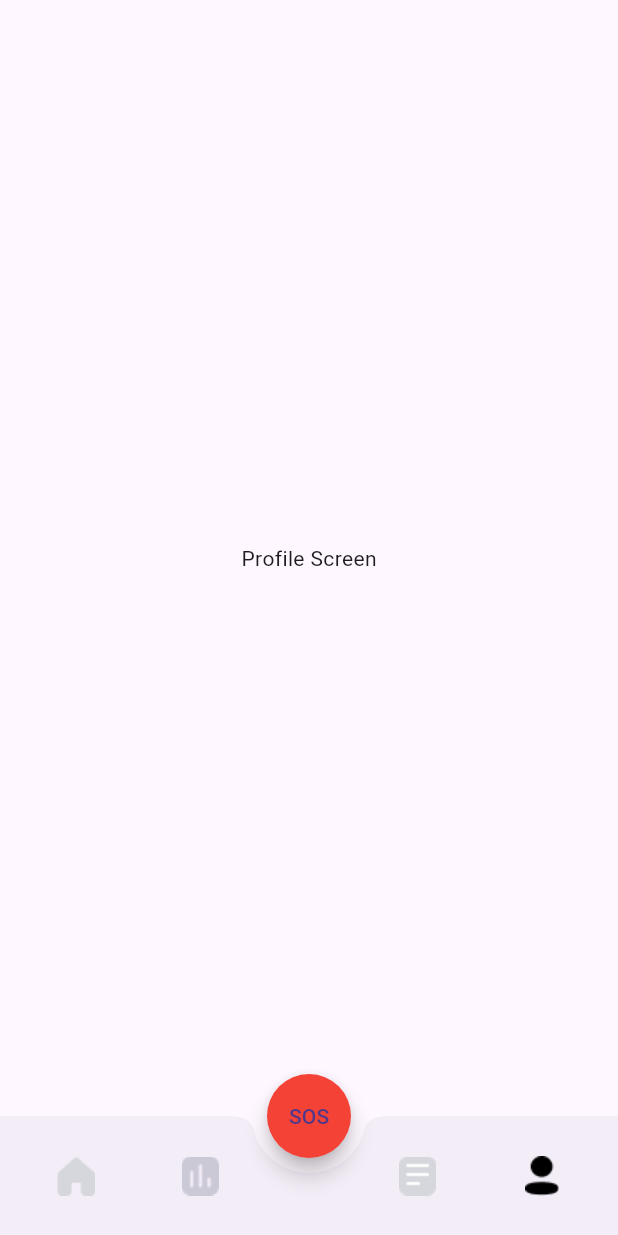
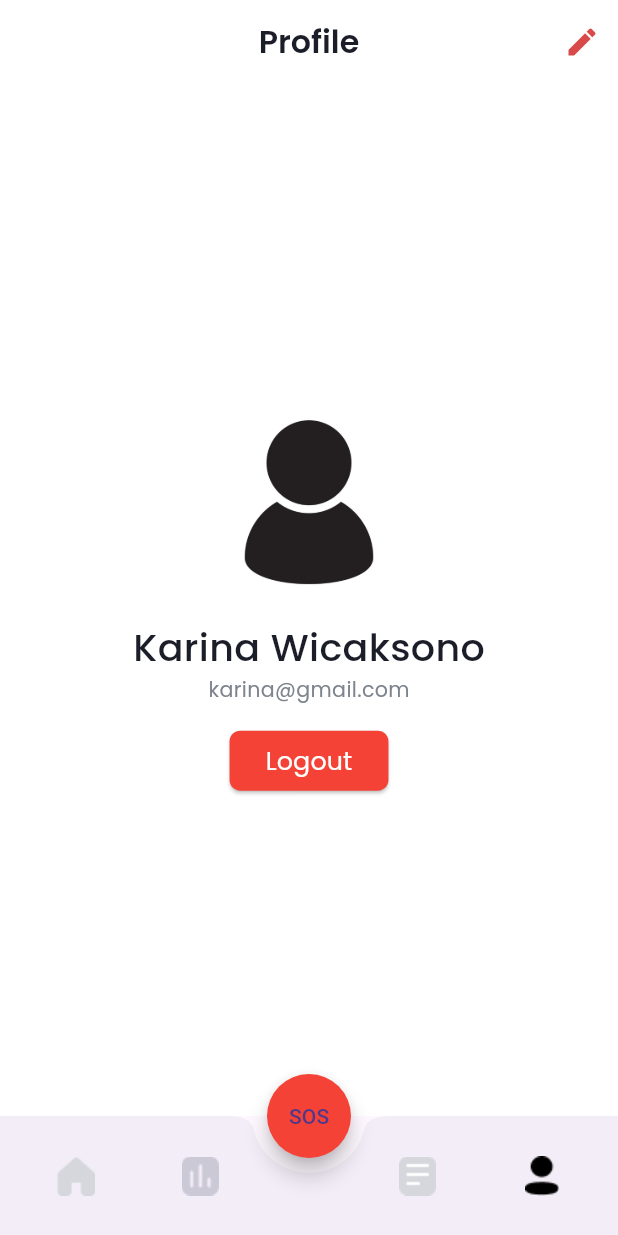
Before and after one commit to favjiw/amanin, a Flutter app: the screen it shows after launch, item 4 of the bottom bar chosen, on a phone screen of 412 x 824 dp. Run offline on Flutter 3.47's test engine with Material 3 defaults, Android fonts, the light colour scheme and no system bars; our stand-ins replace flutter_screenutil, google_fonts, hexcolor.

Commit message:
Slice profile page

```diff
--- a/lib/home/HomeScreen.dart
+++ b/lib/home/HomeScreen.dart
@@ -2,6 +2,7 @@ import 'package:flutter/material.dart';
 import 'package:flutter_screenutil/flutter_screenutil.dart';
 import 'package:hexcolor/hexcolor.dart';
 import 'package:google_fonts/google_fonts.dart';
+import 'package:mobile_flutter3/generated/assets.dart';
 import 'package:mobile_flutter3/shared/style.dart';
 
 class Homescreen extends StatefulWidget {
@@ -34,7 +35,7 @@ class _HomescreenState extends State<Homescreen> {
                   InkWell(
                       onTap: () {},
                       child: Image.asset(
-                        'assets/notif-none-ic.png',
+                        Assets.assetsNotifNoneIc,
                         width: 31.34.w,
                         height: 28.h,
                       ),),
--- a/lib/profile/ProfileScreen.dart
+++ b/lib/profile/ProfileScreen.dart
@@ -1,4 +1,8 @@
 import 'package:flutter/material.dart';
+import 'package:flutter_screenutil/flutter_screenutil.dart';
+import 'package:hexcolor/hexcolor.dart';
+import 'package:mobile_flutter3/generated/assets.dart';
+import 'package:mobile_flutter3/shared/style.dart';
 
 class ProfileScreen extends StatefulWidget {
   const ProfileScreen({super.key});
@@ -11,7 +15,77 @@ class _ProfileScreenState extends State<ProfileScreen> {
   @override
   Widget build(BuildContext context) {
     return Scaffold(
-      body: Center(child: Text('Profile Screen')),
+      backgroundColor: Colors.white,
+      appBar: AppBar(
+        backgroundColor: Colors.white,
+        centerTitle: true,
+        title: Text(
+          'Profile',
+          style: appBar,
+        ),
+        actions: [
+          IconButton(
+            icon: Icon(
+              Icons.edit,
+              color: HexColor('#D74A49'),
+            ),
+            onPressed: () {
+              // Handle button press
+            },
+          ),
+        ],
+      ),
+      body: Column(
+        crossAxisAlignment: CrossAxisAlignment.center,
+        mainAxisAlignment: MainAxisAlignment.center,
+        children: [
+          Center(
+            child: Column(
+              children: [
+                Container(
+                  width: 130.w, // Set the desired width
+                  height: 130.h, // Set the desired height
+                  decoration: BoxDecoration(
+                    shape: BoxShape.circle, // Make the container circular
+                    image: DecorationImage(
+                      image: AssetImage(Assets
+                          .assetsProfileImg), // Or AssetImage for local images
+                      fit: BoxFit.cover, // Adjust the image fit as needed
+                    ),
+                  ),
+                ),
+                SizedBox(
+                  height: 13.h,
+                ),
+                Text(
+                  'Karina Wicaksono',
+                  style: profileName,
+                ),
+                Text(
+                  'karina@gmail.com',
+                  style: profileEmail,
+                ),
+                SizedBox(
+                  height: 13.h,
+                ),
+                ElevatedButton(
+                  onPressed: () {
+                    // Handle sign out logic here
+                  },
+                  style: ElevatedButton.styleFrom(
+                    backgroundColor: Colors.red,
+                    foregroundColor: Colors.white,
+                    shape: RoundedRectangleBorder(
+                      borderRadius: BorderRadius.circular(7.r),
+                    ),
+                  ),
+                  child: Text('Logout', style: logoutBtn,),
+                )
+              ],
+            ),
+          ),
+        ],
+      ),
     );
   }
 }
--- a/lib/shared/style.dart
+++ b/lib/shared/style.dart
@@ -34,3 +34,27 @@ TextStyle seeAll = GoogleFonts.poppins(
   fontWeight: FontWeight.w400,
   color: mainColor,
 );
+
+TextStyle appBar = GoogleFonts.poppins(
+  fontSize: 20.sp,
+  fontWeight: FontWeight.w600,
+  color: HexColor('#1B1E28'),
+);
+
+TextStyle profileName = GoogleFonts.poppins(
+  fontSize: 24.sp,
+  fontWeight: FontWeight.w500,
+  color: HexColor('#1B1E28'),
+);
+
+TextStyle profileEmail = GoogleFonts.poppins(
+  fontSize: 13.sp,
+  fontWeight: FontWeight.w400,
+  color: HexColor('#7D848D'),
+);
+
+TextStyle logoutBtn = GoogleFonts.poppins(
+  fontSize: 16.sp,
+  fontWeight: FontWeight.w400,
+  color: Colors.white,
+);
--- a/pubspec.yaml
+++ b/pubspec.yaml
@@ -63,7 +63,7 @@ flutter:
 
   # To add assets to your application, add an assets section, like this:
   assets:
-     - assets/
+    - assets/
 
   # An image asset can refer to one or more resolution-specific "variants", see
   # https://flutter.dev/to/resolution-aware-images
```
Also changed, not shown: assets/profile-img.png (added), lib/generated/assets.dart (added).
